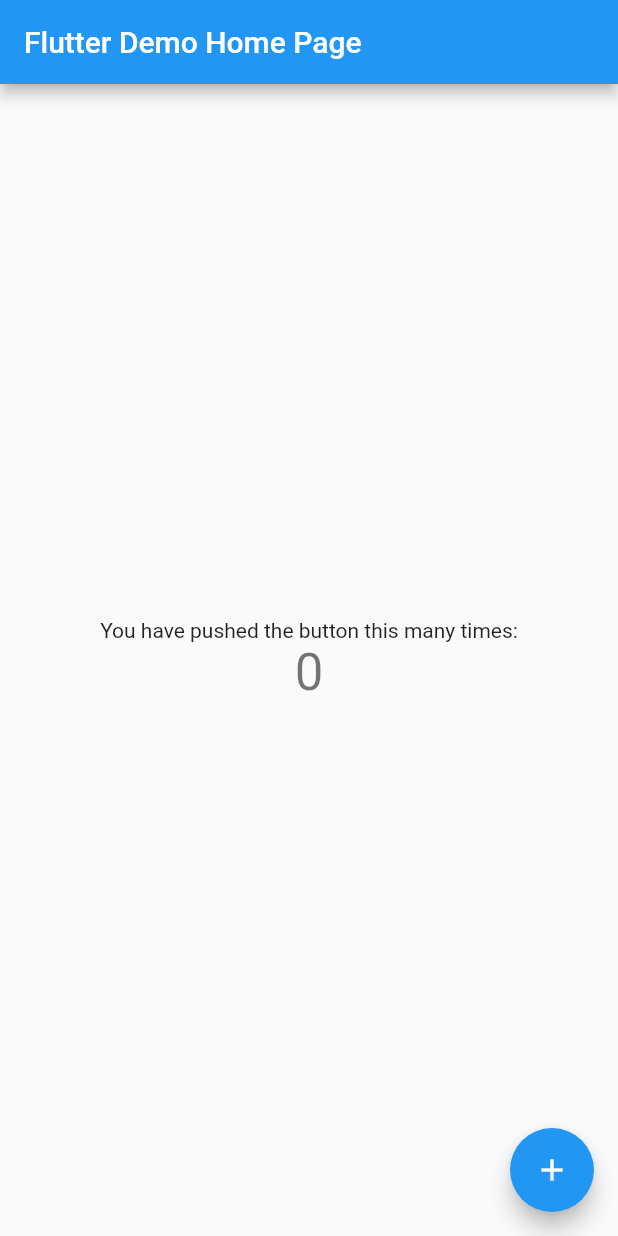
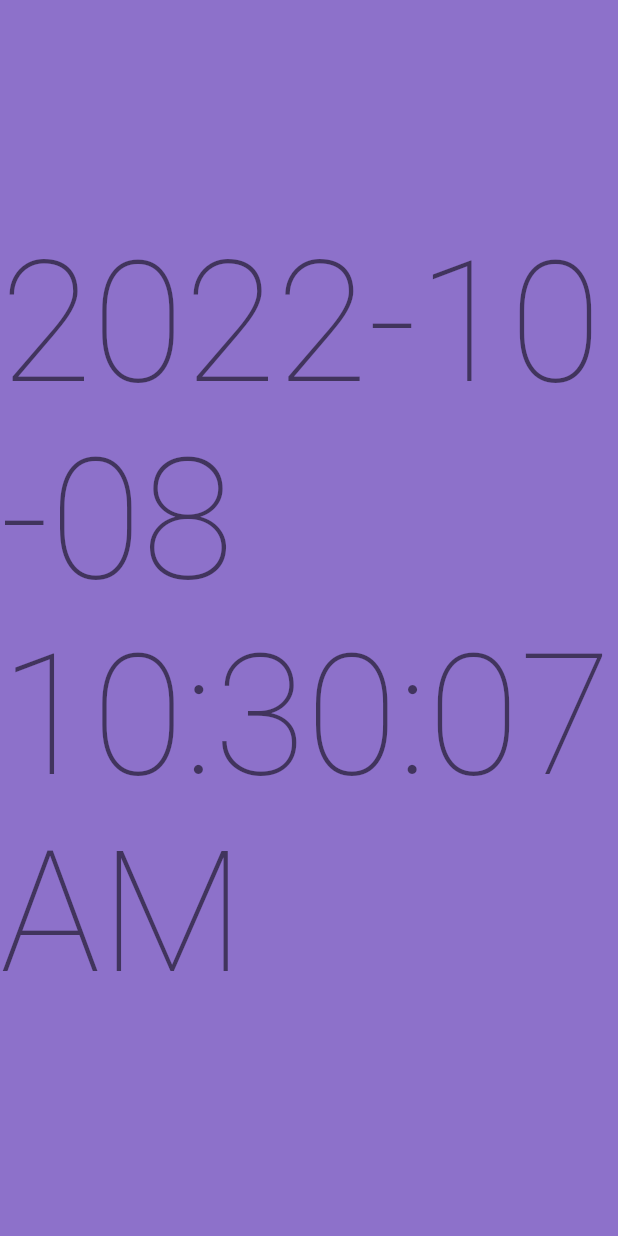
Before and after one commit to abhishek-joflee/riverpod2_demo, a Flutter app: the screen it shows after launch, on a phone screen of 412 x 824 dp. Run offline on Flutter 3.47's test engine with Material 2 defaults, Android fonts, the phone set to English and light mode, and no system bars; our stand-ins replace flutter_riverpod.

```diff
--- /dev/null
+++ b/lib/clock.dart
@@ -0,0 +1,19 @@
+import 'dart:async';
+
+import 'package:flutter_riverpod/flutter_riverpod.dart';
+
+class ClockNotifier extends StateNotifier<DateTime> {
+  ClockNotifier() : super(DateTime.now()) {
+    _timer = Timer.periodic(
+      const Duration(milliseconds: 50),
+      (_) => state = DateTime.now(),
+    );
+  }
+  late final Timer _timer;
+
+  @override
+  void dispose() {
+    _timer.cancel();
+    super.dispose();
+  }
+}
--- a/lib/main.dart
+++ b/lib/main.dart
@@ -1,7 +1,14 @@
 import 'package:flutter/material.dart';
+import 'package:flutter_riverpod/flutter_riverpod.dart';
+
+import 'my_providers.dart';
 
 void main() {
-  runApp(const MyApp());
+  runApp(
+    const ProviderScope(
+      child: MyApp(),
+    ),
+  );
 }
 
 class MyApp extends StatelessWidget {
@@ -14,54 +21,38 @@ class MyApp extends StatelessWidget {
       theme: ThemeData(
         primarySwatch: Colors.blue,
       ),
-      home: const MyHomePage(title: 'Flutter Demo Home Page'),
+      home: const MyHomePage(),
     );
   }
 }
 
-class MyHomePage extends StatefulWidget {
-  const MyHomePage({super.key, required this.title});
-
-  final String title;
-
-  @override
-  State<MyHomePage> createState() => _MyHomePageState();
-}
-
-class _MyHomePageState extends State<MyHomePage> {
-  int _counter = 0;
-
-  void _incrementCounter() {
-    setState(() {
-      _counter++;
-    });
-  }
+class MyHomePage extends StatelessWidget {
+  const MyHomePage({Key? key}) : super(key: key);
 
   @override
   Widget build(BuildContext context) {
-    return Scaffold(
-      appBar: AppBar(
-        title: Text(widget.title),
-      ),
-      body: Center(
-        child: Column(
-          mainAxisAlignment: MainAxisAlignment.center,
-          children: <Widget>[
-            const Text(
-              'You have pushed the button this many times:',
-            ),
-            Text(
-              '$_counter',
-              style: Theme.of(context).textTheme.headline4,
-            ),
-          ],
+    return const Scaffold(
+      body: ColoredBox(
+        color: Color.fromARGB(255, 141, 113, 202),
+        child: Center(
+          child: ClockWidget(),
         ),
-      ),
-      floatingActionButton: FloatingActionButton(
-        onPressed: _incrementCounter,
-        tooltip: 'Increment',
-        child: const Icon(Icons.add),
       ),
     );
   }
 }
+
+class ClockWidget extends ConsumerWidget {
+  const ClockWidget({Key? key}) : super(key: key);
+
+  @override
+  Widget build(BuildContext context, WidgetRef ref) {
+    final formatter = ref.watch(timeFormatterProvider);
+    final time = ref.watch(clockProvider);
+    print('clock widget build with time: $time');
+    return Text(
+      formatter.format(time),
+      style: Theme.of(context).textTheme.headline1,
+    );
+  }
+}
--- /dev/null
+++ b/lib/my_providers.dart
@@ -0,0 +1,12 @@
+import 'package:flutter_riverpod/flutter_riverpod.dart';
+import 'package:intl/intl.dart';
+
+import 'clock.dart';
+
+final timeFormatterProvider = Provider<DateFormat>((ref) {
+  return DateFormat("y-MM-dd \nhh:mm:ss a");
+});
+
+final clockProvider = StateNotifierProvider<ClockNotifier, DateTime>((ref) {
+  return ClockNotifier();
+});
--- a/pubspec.yaml
+++ b/pubspec.yaml
@@ -13,6 +13,8 @@ dependencies:
     sdk: flutter
 
   cupertino_icons: ^1.0.2
+  intl: ^0.17.0
+  flutter_riverpod: ^2.0.2
 
 dev_dependencies:
   flutter_test:
```
Also changed, not shown: pubspec.lock.
